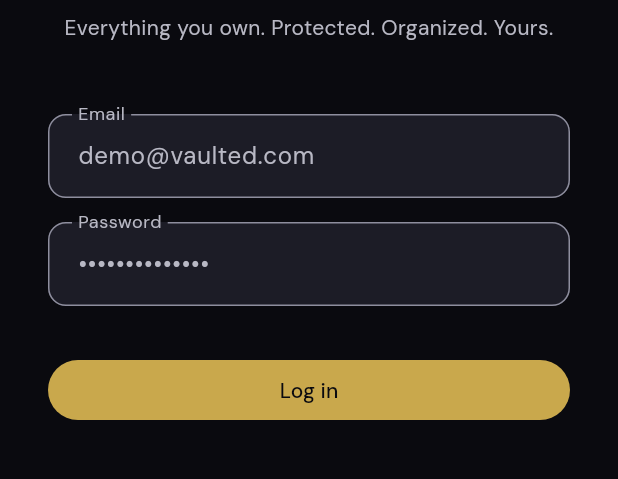
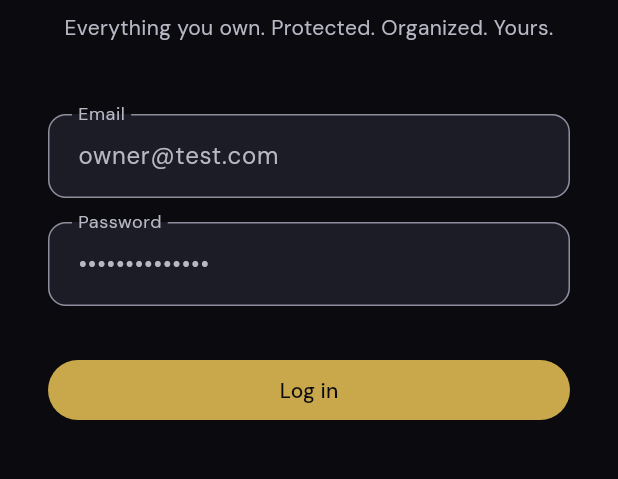
Before and after one commit to frpatino6/vaulted, a Flutter app: the screen it shows after launch, on a phone screen of 412 x 824 dp, the part 432-911 px from its top. Run offline on Flutter 3.47's test engine with Material 3 defaults, Android fonts, the phone set to English and light mode, and no system bars; our stand-ins replace dio, flutter_riverpod, flutter_secure_storage, freezed_annotation, go_router, google_fonts.

Commit message:
fix: update test credentials to owner@test.com

```diff
--- a/apps/mobile/lib/features/auth/presentation/login_screen.dart
+++ b/apps/mobile/lib/features/auth/presentation/login_screen.dart
@@ -13,7 +13,7 @@ class LoginScreen extends ConsumerStatefulWidget {
 }
 
 class _LoginScreenState extends ConsumerState<LoginScreen> {
-  final _emailController = TextEditingController(text: 'demo@vaulted.com');
+  final _emailController = TextEditingController(text: 'owner@test.com');
   final _passwordController = TextEditingController(text: 'Test1234abcDEF');
   final _formKey = GlobalKey<FormState>();
 
```
